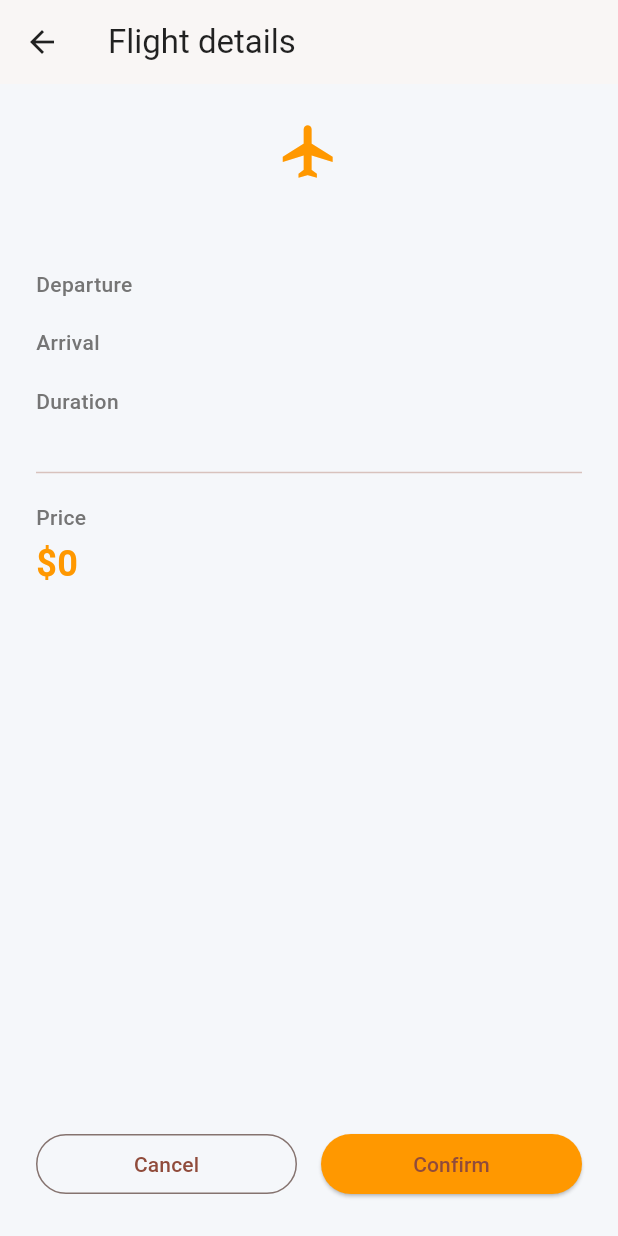
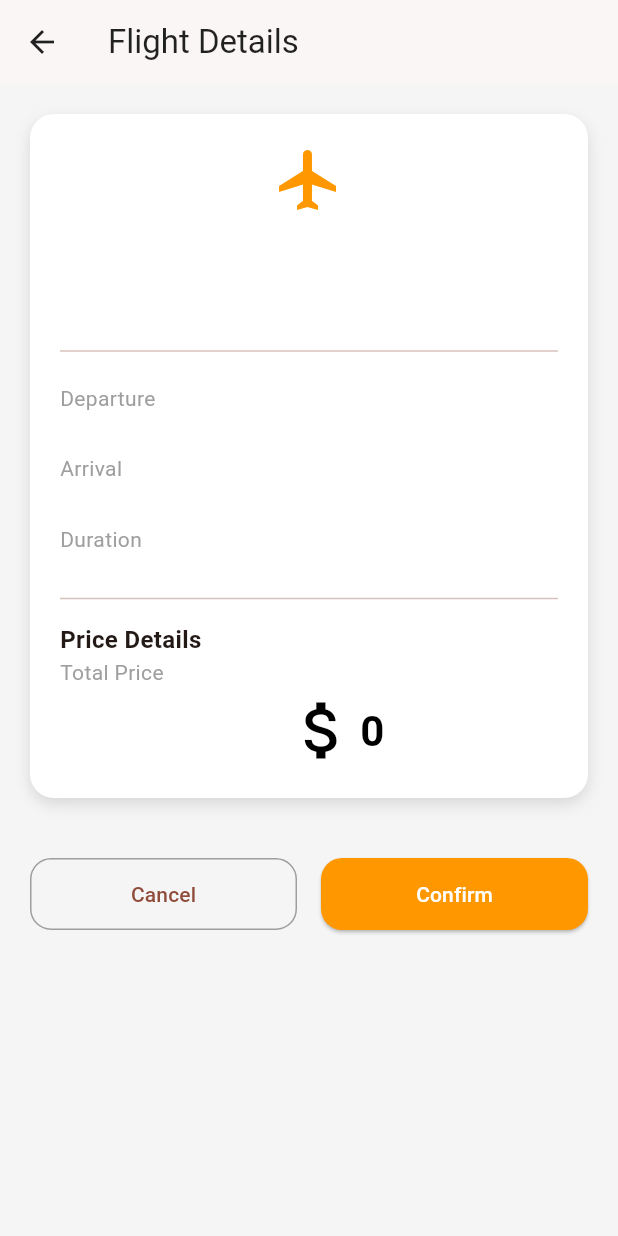
Before and after one commit to hayat-se/Airline-Reservation-System, a Flutter app: the FlightDetailScreen screen opened directly with empty values, on a phone screen of 412 x 824 dp. Run offline on Flutter 3.47's test engine with Material 3 defaults, Android fonts, the phone set to English and light mode, and no system bars; our stand-ins replace pdf, printing, shared_preferences; accounts and stored records are empty; statements that could not run were skipped.

Commit message:
Adding some changes in files

```diff
--- a/lib/Ui/Screens/Login/Bookings/flight_detail_screen.dart
+++ b/lib/Ui/Screens/Login/Bookings/flight_detail_screen.dart
@@ -1,7 +1,6 @@
-import 'package:airline_reservation_system/Ui/Screens/Login/Bookings/seat_selection_screen.dart';
 import 'package:flutter/material.dart';
-
 import '../../../../Data/Providers/Models/ticket.dart';
+import 'seat_selection_screen.dart';
 
 class FlightDetailScreen extends StatelessWidget {
   final Ticket ticket;
@@ -11,67 +10,111 @@ class FlightDetailScreen extends StatelessWidget {
   @override
   Widget build(BuildContext context) {
     return Scaffold(
+      backgroundColor: const Color(0xFFF5F5F5),
       appBar: AppBar(
-        title: const Text('Flight details'),
+        title: const Text('Flight Details'),
         backgroundColor: Colors.white,
         foregroundColor: Colors.black87,
         elevation: 1,
       ),
-      body: Padding(
-        padding: const EdgeInsets.all(24),
+      body: SingleChildScrollView(
+        padding: const EdgeInsets.all(20),
         child: Column(
-          crossAxisAlignment: CrossAxisAlignment.stretch,
           children: [
-            // Airline “logo” placeholder
-            Center(
+            Container(
+              padding: const EdgeInsets.all(20),
+              decoration: BoxDecoration(
+                color: Colors.white,
+                borderRadius: BorderRadius.circular(16),
+                boxShadow: [
+                  BoxShadow(
+                    color: Colors.black12,
+                    blurRadius: 8,
+                    offset: Offset(0, 4),
+                  ),
+                ],
+              ),
               child: Column(
                 children: [
-                  const Icon(Icons.flight, size: 42, color: Colors.orange),
-                  const SizedBox(height: 6),
-                  Text(
-                    ticket.airline,
-                    style: const TextStyle(
-                      fontSize: 18,
-                      fontWeight: FontWeight.bold,
+                  // Airline Header
+                  Column(
+                    children: [
+                      const Icon(Icons.flight, size: 48, color: Colors.orange),
+                      const SizedBox(height: 8),
+                      Text(
+                        ticket.airline,
+                        style: const TextStyle(
+                          fontSize: 20,
+                          fontWeight: FontWeight.bold,
+                        ),
+                      ),
+                      Text(
+                        ticket.flightNumber,
+                        style: const TextStyle(color: Colors.grey),
+                      ),
+                    ],
+                  ),
+
+                  const SizedBox(height: 24),
+                  const Divider(),
+
+                  // Flight times
+                  _infoRow('Departure', ticket.departTime, ticket.fromCode),
+                  _infoRow('Arrival', ticket.arriveTime, ticket.toCode),
+                  _infoRow('Duration', ticket.duration, ''),
+
+                  const Divider(height: 32),
+
+                  // Price section
+                  Align(
+                    alignment: Alignment.centerLeft,
+                    child: Column(
+                      crossAxisAlignment: CrossAxisAlignment.start,
+                      mainAxisAlignment: MainAxisAlignment.center,
+                      children: [
+                        const Text('Price Details',
+                            style: TextStyle(
+                                fontSize: 16, fontWeight: FontWeight.bold)),
+                        const Text('Total Price',
+                            style: TextStyle(
+                                fontSize: 14, color: Colors.grey)),
+                        const SizedBox(height: 4),
+                        Row(
+                          children: [
+                            SizedBox(width: 150,),
+                            const Icon(Icons.attach_money,
+                                size: 50, color: Colors.black),
+                            Text(
+                              ticket.price.toStringAsFixed(0),
+                              style: const TextStyle(
+                                fontSize: 28,
+                                fontWeight: FontWeight.bold,
+                                color: Colors.black,
+                              ),
+                            ),
+                          ],
+                        ),
+                      ],
                     ),
                   ),
                 ],
               ),
             ),
-            const SizedBox(height: 24),
 
-            // Times
-            _timeRow('Departure', ticket.departTime, ticket.fromCode),
-            _timeRow('Arrival', ticket.arriveTime, ticket.toCode),
-            _timeRow('Duration', ticket.duration, ''),
+            const SizedBox(height: 40),
 
-            const Divider(height: 40),
-
-            // Price
-            Text(
-              'Price',
-              style: TextStyle(
-                color: Colors.grey.shade600,
-                fontWeight: FontWeight.w500,
-              ),
-            ),
-            const SizedBox(height: 4),
-            Text(
-              '\$${ticket.price.toStringAsFixed(0)}',
-              style: const TextStyle(
-                fontSize: 24,
-                fontWeight: FontWeight.bold,
-                color: Colors.orange,
-              ),
-            ),
-            const Spacer(),
-
-            // Buttons
+            // Bottom Buttons
             Row(
               children: [
                 Expanded(
                   child: OutlinedButton(
                     onPressed: () => Navigator.pop(context),
+                    style: OutlinedButton.styleFrom(
+                      padding: const EdgeInsets.symmetric(vertical: 14),
+                      side: const BorderSide(color: Colors.grey),
+                      shape: RoundedRectangleBorder(
+                          borderRadius: BorderRadius.circular(14)),
+                    ),
                     child: const Text('Cancel'),
                   ),
                 ),
@@ -80,6 +123,9 @@ class FlightDetailScreen extends StatelessWidget {
                   child: ElevatedButton(
                     style: ElevatedButton.styleFrom(
                       backgroundColor: Colors.orange,
+                      padding: const EdgeInsets.symmetric(vertical: 14),
+                      shape: RoundedRectangleBorder(
+                          borderRadius: BorderRadius.circular(14)),
                     ),
                     onPressed: () async {
                       final selectedSeat = await Navigator.push(
@@ -88,8 +134,10 @@ class FlightDetailScreen extends StatelessWidget {
                           builder: (_) => const SeatSelectionScreen(),
                         ),
                       );
+                      // You can handle the selected seat here if needed
                     },
-                    child: const Text('Confirm'),
+                    child: const Text('Confirm',
+                        style: TextStyle(color: Colors.white)),
                   ),
                 ),
               ],
@@ -100,30 +148,23 @@ class FlightDetailScreen extends StatelessWidget {
     );
   }
 
-  Widget _timeRow(String label, String time, String code) {
+  Widget _infoRow(String label, String time, String code) {
     return Padding(
-      padding: const EdgeInsets.only(bottom: 16),
+      padding: const EdgeInsets.symmetric(vertical: 12),
       child: Row(
         mainAxisAlignment: MainAxisAlignment.spaceBetween,
         children: [
-          Text(
-            label,
-            style: TextStyle(
-              color: Colors.grey.shade600,
-              fontWeight: FontWeight.w500,
-            ),
-          ),
+          Text(label,
+              style: const TextStyle(fontSize: 14, color: Colors.grey)),
           Row(
             children: [
               Text(
                 time,
                 style: const TextStyle(
-                  fontWeight: FontWeight.bold,
-                  fontSize: 16,
-                ),
+                    fontSize: 16, fontWeight: FontWeight.bold),
               ),
               if (code.isNotEmpty) ...[
-                const SizedBox(width: 4),
+                const SizedBox(width: 6),
                 Text(code, style: const TextStyle(color: Colors.grey)),
               ],
             ],
--- a/pubspec.yaml
+++ b/pubspec.yaml
@@ -37,6 +37,8 @@ dependencies:
   provider: ^6.1.5
   shared_preferences: ^2.5.3
   intl: ^0.20.2
+  pdf: ^3.11.3
+  printing: ^5.14.2
 
 dev_dependencies:
   flutter_test:
@@ -62,7 +64,7 @@ flutter:
 
   # To add assets to your application, add an assets section, like this:
   assets:
-     - assets/images/app_logo.png
+     - assets/images/
 
   # An image asset can refer to one or more resolution-specific "variants", see
   # https://flutter.dev/to/resolution-aware-images
```
Also changed, not shown: lib/Ui/Screens/Login/Bookings/flight_search_screen.dart (+35 -23 lines), lib/Ui/Screens/Login/Bookings/seat_selection_screen.dart (+9 -1 lines), lib/Ui/Widgets/app_drawer.dart (+15 -0 lines), pubspec.lock, 5 other files.
